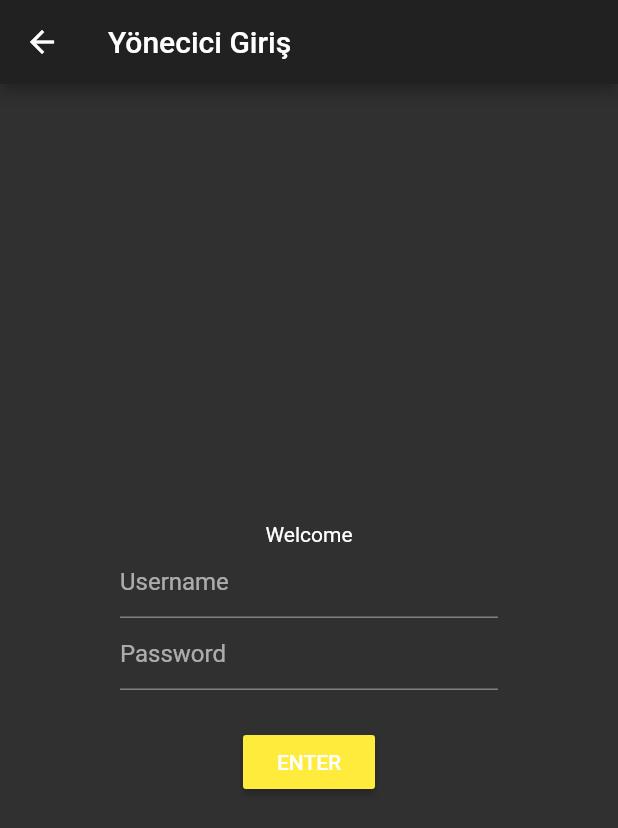
After one commit to keskin061/marketim, a Flutter app: the KullaniciGiris screen opened by its route, after a tap on "GİRİŞ YAP", on a phone screen of 412 x 824 dp. The commit adds this screen. Shown: the top 828 px of the screen. Run offline on Flutter 3.47's test engine with Material 2 defaults, Android fonts, the phone set to English and light mode, and no system bars.

Commit message:
13.01.2021-22:13
kullanıcı işlemleri

```diff
--- a/lib/KullaniciGiris.dart
+++ b/lib/KullaniciGiris.dart
@@ -1,5 +1,6 @@
 import 'package:flutter/cupertino.dart';
 import 'package:flutter/material.dart';
+import 'package:marketim/loginUser.dart';
 
 class KullaniciGiris extends StatefulWidget {
   static String routeName = '/KullaniciGiris';
@@ -20,6 +21,22 @@ class _KullaniciGirisState extends State<KullaniciGiris> {
         child: Center(
           child: Column(
             mainAxisAlignment: MainAxisAlignment.center,
+            children: <Widget>[
+
+              RaisedButton(
+                child: Text('KAYIT OL'),
+                onPressed: () {
+               //  Navigator.pushNamed(context, y.routeName);
+                },
+              ),
+              RaisedButton(
+                child: Text('GİRİŞ YAP'),
+                onPressed: () {
+                  Navigator.pushNamed(context, loginUser.routeName);
+                },
+              ),
+
+            ],
           ),
         ),
       ),
--- /dev/null
+++ b/lib/loginUser.dart
@@ -0,0 +1,59 @@
+import 'package:flutter/cupertino.dart';
+import 'package:flutter/material.dart';
+import 'package:marketim/kullaniciIslem.dart';
+
+
+
+class loginUser extends StatefulWidget {
+  static String routeName = '/loginUser';
+
+  loginUser({Key key}) : super(key: key);
+  @override
+  _loginUserState createState() => new _loginUserState();
+}
+
+class _loginUserState extends State<loginUser> {
+  @override
+  Widget build(BuildContext context) {
+    return new Scaffold(
+      appBar: new AppBar(
+        title: new Text("Yönecici Giriş"),
+      ),
+      body: Center (
+        child: Container(
+          padding: EdgeInsets.all(80.0),
+          child: Column(
+            mainAxisAlignment: MainAxisAlignment.center,
+            children: [
+              Text(
+                'Welcome',
+               // style: Theme.of(context).textTheme.headline1,
+              ),
+              TextFormField(
+                decoration: InputDecoration(
+                  hintText: 'Username',
+                ),
+              ),
+              TextFormField(
+                decoration: InputDecoration(
+                  hintText: 'Password',
+                ),
+                obscureText: true,
+              ),
+              SizedBox(
+                height: 24,
+              ),
+              RaisedButton(
+                color: Colors.yellow,
+                child: Text('ENTER'),
+                onPressed: () {
+                  Navigator.pushNamed(context, kullaniciIslem.routeName);
+                },
+              )
+            ],
+          ),
+        ),
+      ),
+    );
+  }
+}
--- a/lib/main.dart
+++ b/lib/main.dart
@@ -4,6 +4,9 @@ import 'package:marketim/KuryeGiris.dart';
 import 'package:marketim/YoneticiGiris.dart';
 import 'yoneticiIslem.dart';
 import 'kuryeIslem.dart';
+import 'kullaniciIslem.dart';
+import 'loginUser.dart';
+//import 'yeniKullanici.dart';
 
 import 'GirisSayfa.dart';
 
@@ -31,6 +34,9 @@ class MyApp extends StatelessWidget {
         KuryeGiris.routeName: (context) => KuryeGiris(),
         yoneticiIslem.routeName: (context) => yoneticiIslem(),
         kuryeIslem.routeName: (context) => kuryeIslem(),
+        kullaniciIslem.routeName: (context) => kullaniciIslem(),
+        loginUser.routeName: (context) => loginUser(),
+        //y.routeName: (context) => kuryeIslem(),
       },
     );
   }
```
Also changed, not shown: lib/kullaniciIslem.dart (added, +43 -0 lines), lib/yeniKullanici.dart (added).
